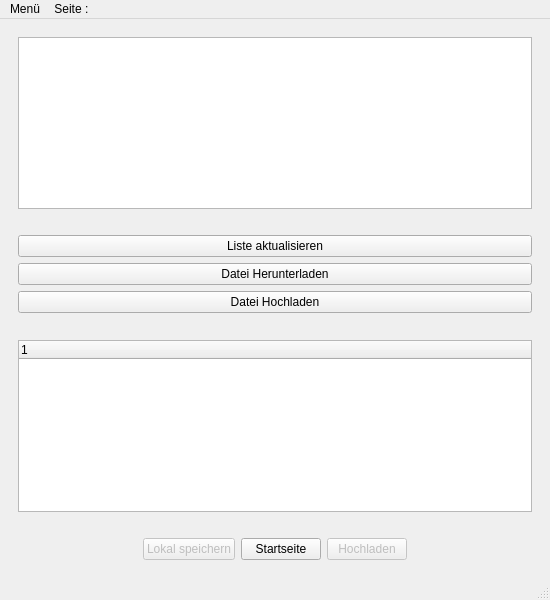
First picture: the form in devLernapp/lernapp.ui, repository sterniR/LernApp, before the edit.
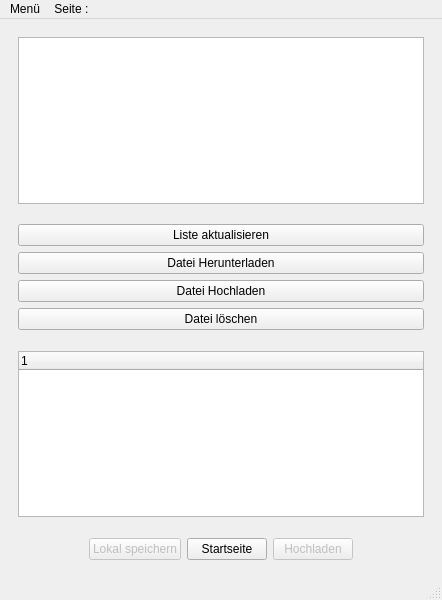
Second picture: the form after the edit. The open tabs and pages were chosen to show the change.

Commit message: added dele feature

Patch:
```diff
--- a/devLernapp/lernapp.ui
+++ b/devLernapp/lernapp.ui
@@ -6,7 +6,7 @@
    <rect>
     <x>0</x>
     <y>0</y>
-    <width>550</width>
+    <width>442</width>
     <height>600</height>
    </rect>
   </property>
@@ -703,6 +703,13 @@
             </property>
            </widget>
           </item>
+          <item>
+           <widget class="QPushButton" name="button4_7">
+            <property name="text">
+             <string>Datei löschen</string>
+            </property>
+           </widget>
+          </item>
           <item>
            <spacer name="verticalSpacer_10">
             <property name="orientation">
@@ -812,7 +819,7 @@
     <rect>
      <x>0</x>
      <y>0</y>
-     <width>550</width>
+     <width>442</width>
      <height>22</height>
     </rect>
    </property>
```
Left out of the diff: 2 changed lines with no effect on the pictures. The commit also changes 2 other files.
